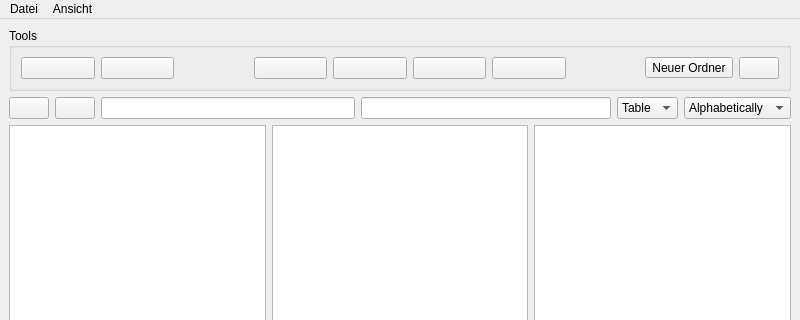
Before: the Qt Designer form stegano_gui/mainwindow.ui in Bonoolu/SteganoFS, drawn with Qt 5; both pictures show x 0 to 800 and y 0 to 320 of the 800 by 600 pixel window.
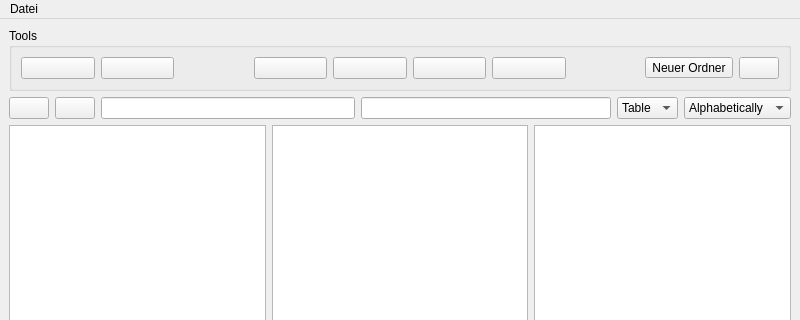
After: the same form once the commit is applied. Icons and pictures are not drawn.

Commit message: fixed defragement dialog, removed  ui from obsolete actions, removed mainwindow's from obsolete functions

```diff
--- a/stegano_gui/mainwindow.ui
+++ b/stegano_gui/mainwindow.ui
@@ -401,15 +401,11 @@
     <addaction name="separator"/>
     <addaction name="actionMount"/>
     <addaction name="actionUnmount"/>
-   </widget>
-   <widget class="QMenu" name="menuAnsicht">
-    <property name="title">
-     <string>Ansicht</string>
-    </property>
-    <addaction name="actionVorschau_anzeigen"/>
+    <addaction name="separator"/>
+    <addaction name="actionDefragment"/>
+    <addaction name="actionShow_Filesystem_information"/>
    </widget>
    <addaction name="menuDatei"/>
-   <addaction name="menuAnsicht"/>
   </widget>
   <widget class="QStatusBar" name="statusbar"/>
   <action name="actionVorschau_anzeigen">
```
Left out of the diff: 39 changed lines with no effect on the pictures. The commit also changes 4 other files.
